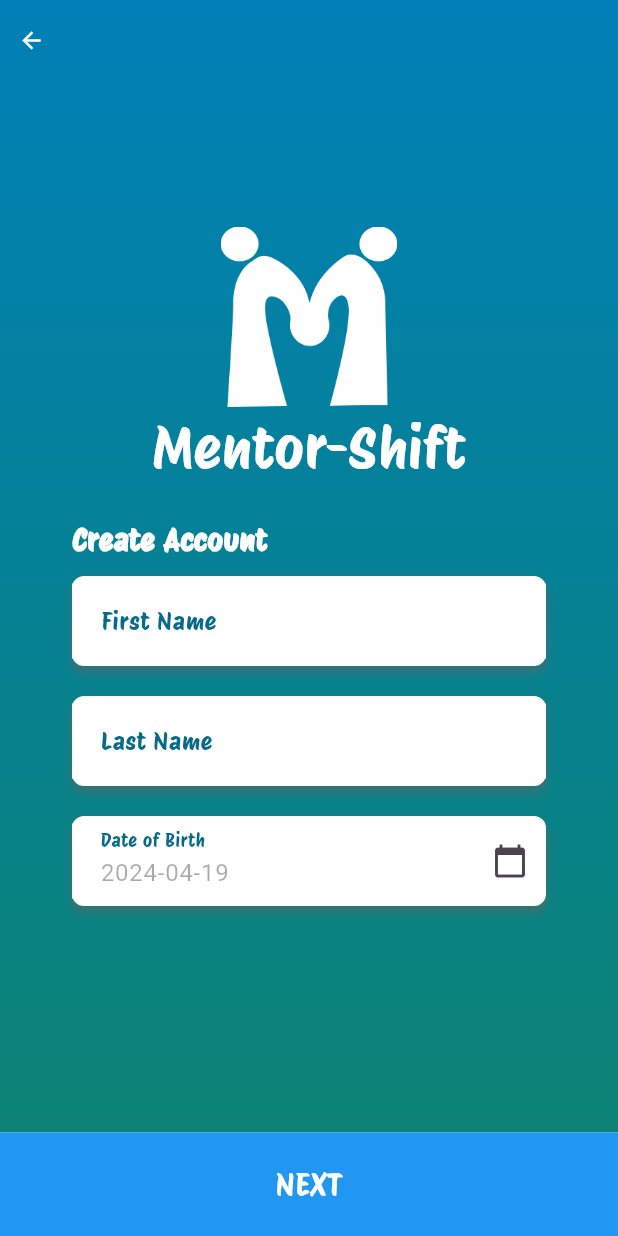
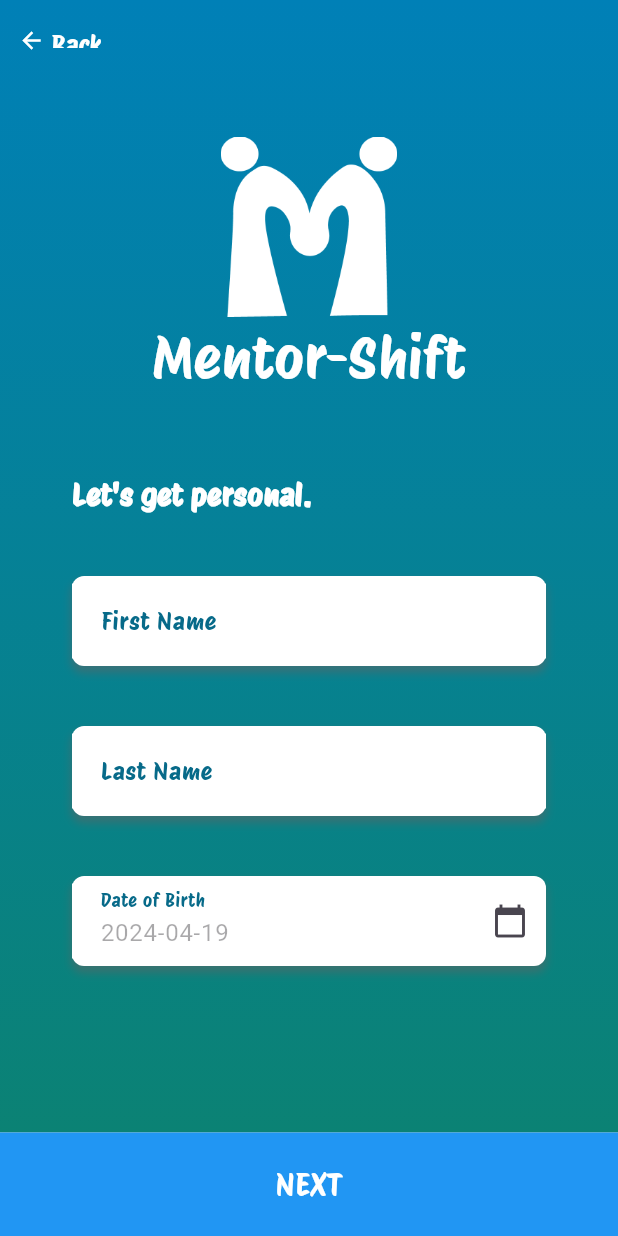
Before and after one commit to jaderaposa/mentor_shift, a Flutter app: the Register screen opened by its route, after a tap on "NEXT", on a phone screen of 412 x 824 dp. Run offline on Flutter 3.47's test engine with Material 3 defaults, Android fonts, the phone set to English and light mode, and no system bars.

Commit message:
progress with the UI I guess

```diff
--- a/lib/objects/backbutton.dart
+++ b/lib/objects/backbutton.dart
@@ -39,5 +39,5 @@ class CustomAppBar extends StatelessWidget implements PreferredSizeWidget {
   }
 
   @override
-  Size get preferredSize => const Size.fromHeight(40.0);
+  Size get preferredSize => const Size.fromHeight(50.0);
 }
--- /dev/null
+++ b/lib/objects/style/paddedcontainer.dart
@@ -0,0 +1,15 @@
+import 'package:flutter/material.dart';
+
+class PaddedContainer extends StatelessWidget {
+  final Widget child;
+
+  const PaddedContainer({super.key, required this.child});
+
+  @override
+  Widget build(BuildContext context) {
+    return Padding(
+      padding: const EdgeInsets.symmetric(vertical: 20.0), // adjust padding as needed
+      child: child,
+    );
+  }
+}
--- a/lib/pages/login.dart
+++ b/lib/pages/login.dart
@@ -2,6 +2,7 @@ import 'package:flutter/gestures.dart';
 import 'package:flutter/material.dart';
 import 'package:mentor_shift/objects/custom_button.dart';
 import 'package:mentor_shift/objects/style/boxshadow.dart';
+import 'package:mentor_shift/objects/style/paddedcontainer.dart';
 import 'package:mentor_shift/pages/register.dart';
 
 class Login extends StatefulWidget {
@@ -65,7 +66,7 @@ class LoginState extends State<Login> {
                   ),
                 ),
                 Padding(
-                  padding: const EdgeInsets.fromLTRB(48, 20, 48, 0),
+                  padding: const EdgeInsets.fromLTRB(48, 50, 48, 0),
                   child: Column(
                     children: <Widget>[
                       const Row(
@@ -81,8 +82,9 @@ class LoginState extends State<Login> {
                           ),
                         ],
                       ),
-                      const SizedBox(height: 10),
-                      Container(
+                      const SizedBox(height: 20),
+                      PaddedContainer(
+                        child: Container(
                           padding: const EdgeInsets.symmetric(
                               horizontal: 0.0, vertical: 5.0),
                           decoration: BoxDecoration(
@@ -113,8 +115,10 @@ class LoginState extends State<Login> {
                             ),
                           ),
                         ),
-                      const SizedBox(height: 20),
-                      Container(
+                      ),
+                      // const SizedBox(height: 20),
+                      PaddedContainer(
+                        child: Container(
                           padding: const EdgeInsets.symmetric(
                               horizontal: 0.0, vertical: 5.0),
                           decoration: BoxDecoration(
@@ -142,6 +146,7 @@ class LoginState extends State<Login> {
                             style: const TextStyle(
                               fontFamily:
                                   'ProtestRiot', // Apply ProtestRiot font to input text
+                            ),
                           ),
                         ),
                       ),
--- a/lib/pages/register.dart
+++ b/lib/pages/register.dart
@@ -1,5 +1,6 @@
 import 'package:flutter/material.dart';
 import 'package:mentor_shift/objects/style/boxshadow.dart';
+import 'package:mentor_shift/objects/style/paddedcontainer.dart';
 import 'package:mentor_shift/pages/register1.dart';
 import 'package:mentor_shift/objects/backbutton.dart';
 
@@ -66,13 +67,13 @@ class RegisterState extends State<Register> {
                             ),
                           ),
                           Padding(
-                            padding: const EdgeInsets.fromLTRB(48, 20, 48, 0),
+                            padding: const EdgeInsets.fromLTRB(48, 50, 48, 0),
                             child: Column(
                               children: <Widget>[
                                 const Row(
                                   children: [
                                     Text(
-                                      'Create Account',
+                                      'Welcome to Mentor-Shift!\nFirst, let\'s create an account.',
                                       style: TextStyle(
                                         fontSize:
                                             20, // Adjust the font size as needed
@@ -87,7 +88,8 @@ class RegisterState extends State<Register> {
                                 ),
                                 const SizedBox(height: 10),
                                 // Email input
-                                Container(
+                                PaddedContainer(
+                                  child: Container(
                                     padding: const EdgeInsets.symmetric(
                                         horizontal: 0.0, vertical: 5.0),
                                     decoration: BoxDecoration(
@@ -117,9 +119,11 @@ class RegisterState extends State<Register> {
                                       ),
                                     ),
                                   ),
-                                const SizedBox(height: 20),
+                                ),
+                                // const SizedBox(height: 20),
                                 // Password input
-                                Container(
+                                PaddedContainer(
+                                  child: Container(
                                     padding: const EdgeInsets.symmetric(
                                         horizontal: 0.0, vertical: 5.0),
                                     decoration: BoxDecoration(
@@ -149,9 +153,11 @@ class RegisterState extends State<Register> {
                                       ),
                                     ),
                                   ),
-                                const SizedBox(height: 20),
+                                ),
+                                // const SizedBox(height: 20),
                                 // Confirm Password input
-                                Container(
+                                PaddedContainer(
+                                  child: Container(
                                     padding: const EdgeInsets.symmetric(
                                         horizontal: 0.0, vertical: 5.0),
                                     decoration: BoxDecoration(
@@ -178,6 +184,7 @@ class RegisterState extends State<Register> {
                                       style: const TextStyle(
                                         fontFamily:
                                             'ProtestRiot', // Apply ProtestRiot font to input text
+                                      ),
                                     ),
                                   ),
                                 ),
--- a/lib/pages/register1.dart
+++ b/lib/pages/register1.dart
@@ -1,6 +1,7 @@
 import 'package:flutter/material.dart';
 import 'package:mentor_shift/objects/style/boxshadow.dart';
 import 'package:mentor_shift/objects/backbutton.dart';
+import 'package:mentor_shift/objects/style/paddedcontainer.dart';
 
 class Register1 extends StatefulWidget {
   const Register1({Key? key}) : super(key: key);
@@ -72,13 +73,13 @@ class Register1State extends State<Register1> {
                         ),
                       ),
                       Padding(
-                        padding: const EdgeInsets.fromLTRB(48, 20, 48, 0),
+                        padding: const EdgeInsets.fromLTRB(48, 50, 48, 0),
                         child: Column(
                           children: <Widget>[
                             const Row(
                               children: [
                                 Text(
-                                  'Create Account',
+                                  'Let\'s get personal.',
                                   style: TextStyle(
                                     fontSize:
                                         20, // Adjust the font size as needed
@@ -91,9 +92,10 @@ class Register1State extends State<Register1> {
                                 ),
                               ],
                             ),
-                            const SizedBox(height: 10),
+                            const SizedBox(height: 20),
                             // First Name input
-                            Container(
+                            PaddedContainer(
+                              child: Container(
                                 padding: const EdgeInsets.symmetric(
                                     horizontal: 0.0, vertical: 5.0),
                                 decoration: BoxDecoration(
@@ -123,9 +125,11 @@ class Register1State extends State<Register1> {
                                   ),
                                 ),
                               ),
-                            const SizedBox(height: 20),
+                            ),
+                            // const SizedBox(height: 20),
                             // Last Name input
-                            Container(
+                            PaddedContainer(
+                              child: Container(
                                 padding: const EdgeInsets.symmetric(
                                     horizontal: 0.0, vertical: 5.0),
                                 decoration: BoxDecoration(
@@ -155,9 +159,11 @@ class Register1State extends State<Register1> {
                                   ),
                                 ),
                               ),
-                            const SizedBox(height: 20),
+                            ),
+                            // const SizedBox(height: 20),
                             // Date of Birth input
-                            Container(
+                            PaddedContainer(
+                              child: Container(
                                 padding: const EdgeInsets.symmetric(
                                     horizontal: 0.0, vertical: 5.0),
                                 decoration: BoxDecoration(
@@ -194,6 +200,7 @@ class Register1State extends State<Register1> {
                                       onPressed: () => _selectDate(context),
                                     ),
                                   ],
+                                ),
                               ),
                             ),
                           ],
```
Lines whose indentation alone changed are shown as unchanged.
